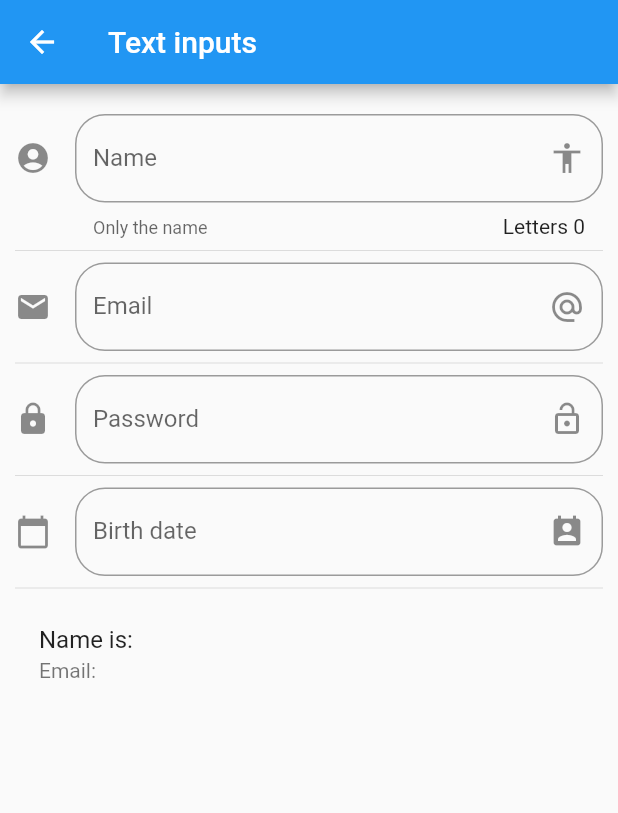
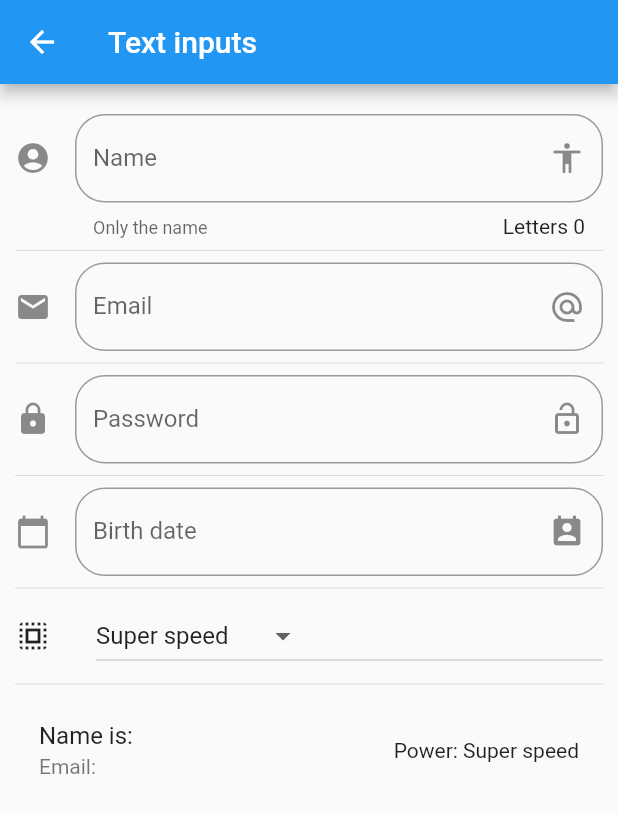
Before and after one commit to dtlucho/flutter_components, a Flutter app: the InputPage screen opened by its route, on a phone screen of 412 x 824 dp. Shown: the top 813 px of the screen. Run offline on Flutter 3.47's test engine with Material 2 defaults, Android fonts, the phone set to English and light mode, and no system bars.

Commit message:
Adding dropdown menu

```diff
--- a/lib/src/pages/input_page.dart
+++ b/lib/src/pages/input_page.dart
@@ -12,6 +12,14 @@ class _InputPageState extends State<InputPage> {
   String _email = '';
   String _password = '';
   String _date = '';
+  String _selectedOption = 'Super speed';
+
+  final List<String> _powers = [
+    'Fly',
+    'X-Ray',
+    'Seuper strength',
+    'Super speed',
+  ];
 
   final TextEditingController _dateController = TextEditingController();
 
@@ -34,6 +42,8 @@ class _InputPageState extends State<InputPage> {
           _createPassword(),
           const Divider(),
           _createDate(),
+          const Divider(),
+          _createDropdown(),
           const Divider(),
           _createUser(),
         ],
@@ -68,6 +78,7 @@ class _InputPageState extends State<InputPage> {
     return ListTile(
       title: Text('Name is: $_name'),
       subtitle: Text('Email: $_email'),
+      trailing: Text('Power: $_selectedOption'),
     );
   }
 
@@ -143,4 +154,39 @@ class _InputPageState extends State<InputPage> {
       });
     }
   }
+
+  List<DropdownMenuItem<String>> getDropdownOptions() {
+    List<DropdownMenuItem<String>> list = [];
+
+    for (var power in _powers) {
+      list.add(
+        DropdownMenuItem(
+          child: Text(power),
+          value: power,
+        ),
+      );
+    }
+
+    return list;
+  }
+
+  Widget _createDropdown() {
+    return Row(
+      children: [
+        const Icon(Icons.select_all),
+        const SizedBox(width: 30.0),
+        Expanded(
+          child: DropdownButton(
+            value: _selectedOption,
+            items: getDropdownOptions(),
+            onChanged: (String? selected) {
+              if (selected != null) {
+                _selectedOption = selected;
+              }
+            },
+          ),
+        ),
+      ],
+    );
+  }
 }
```
